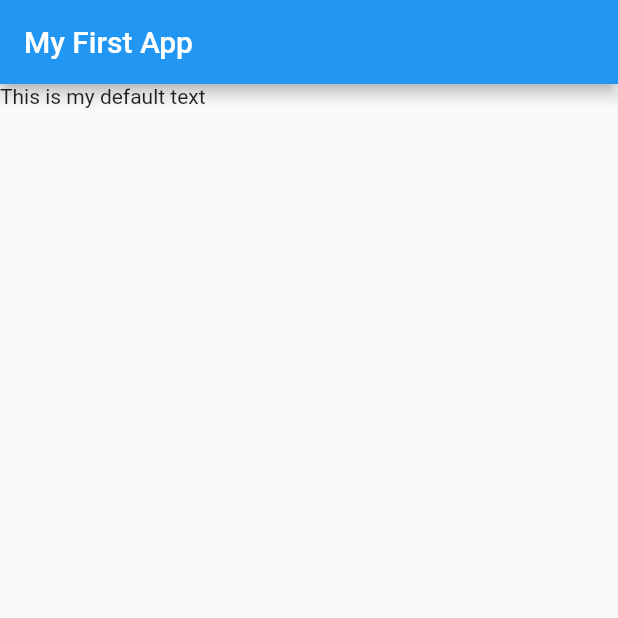
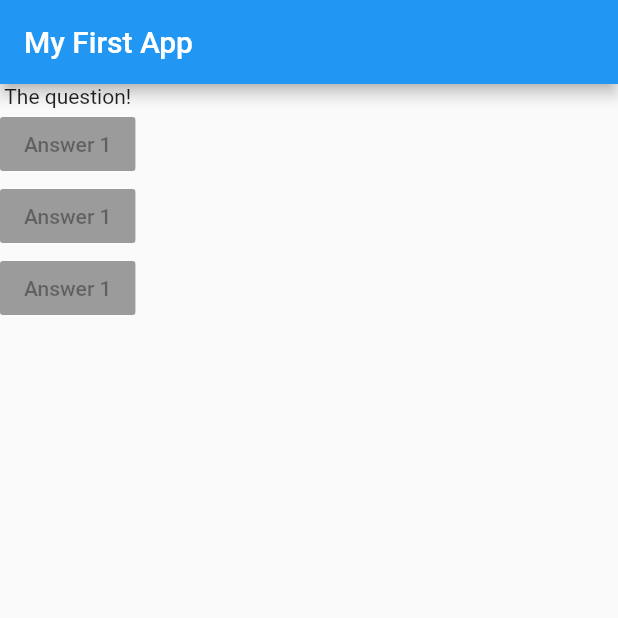
Before and after one commit to soulyana/flutter_complete_guide, a Flutter app: the screen it shows after launch, on a phone screen of 412 x 824 dp, the top half of it. Run offline on Flutter 3.47's test engine with Material 2 defaults, Android fonts, the phone set to English and light mode, and no system bars.

Commit message:
adding layout widgets

```diff
--- a/lib/main.dart
+++ b/lib/main.dart
@@ -10,12 +10,23 @@ class MyApp extends StatelessWidget {
   @override // decorator provided by dart to make code clear of overiding build method. common practice
   Widget build(BuildContext context) {
     // TODO: implement build
+    var questions = [
+      'What\'s your favorite color?',
+      'What\'s your favorite animal?'
+    ];
     return MaterialApp(
       home: Scaffold(
         appBar: AppBar(
           title: Text('My First App'),
         ),
-        body: Text('This is my default text'),
+        body: Column(
+          children: [
+            Text('The question!'),
+            RaisedButton(child: Text('Answer 1'), onPressed: null),
+            RaisedButton(child: Text('Answer 1'), onPressed: null),
+            RaisedButton(child: Text('Answer 1'), onPressed: null),
+          ],
+        ),
       ),
     );
   }
```
